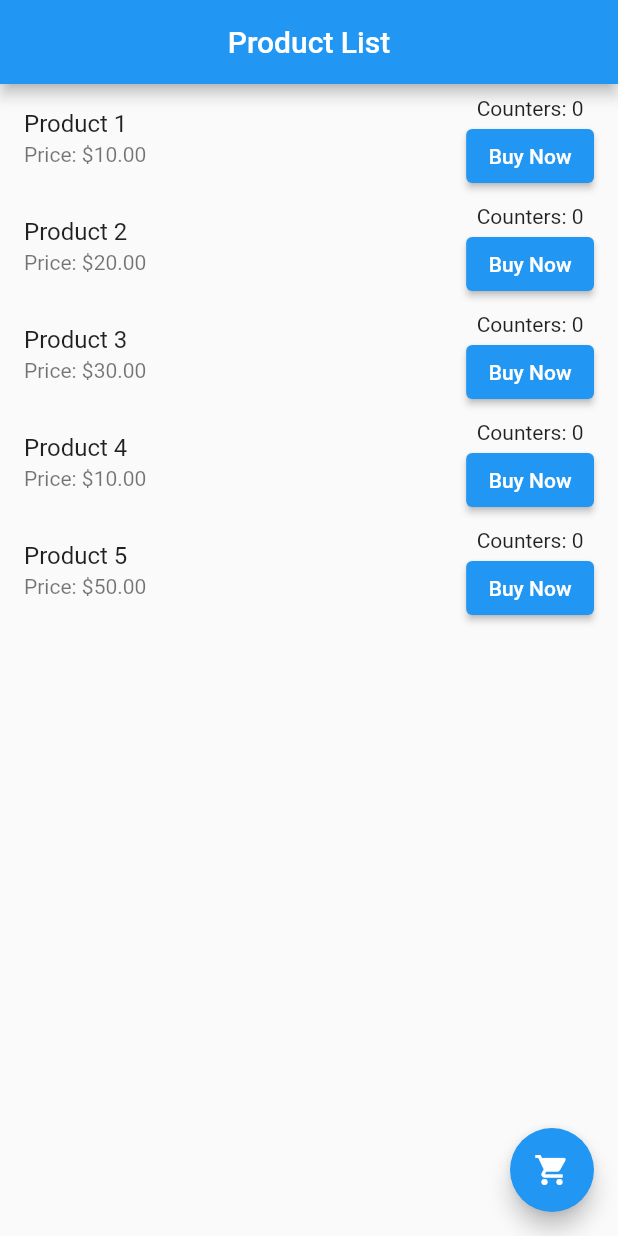
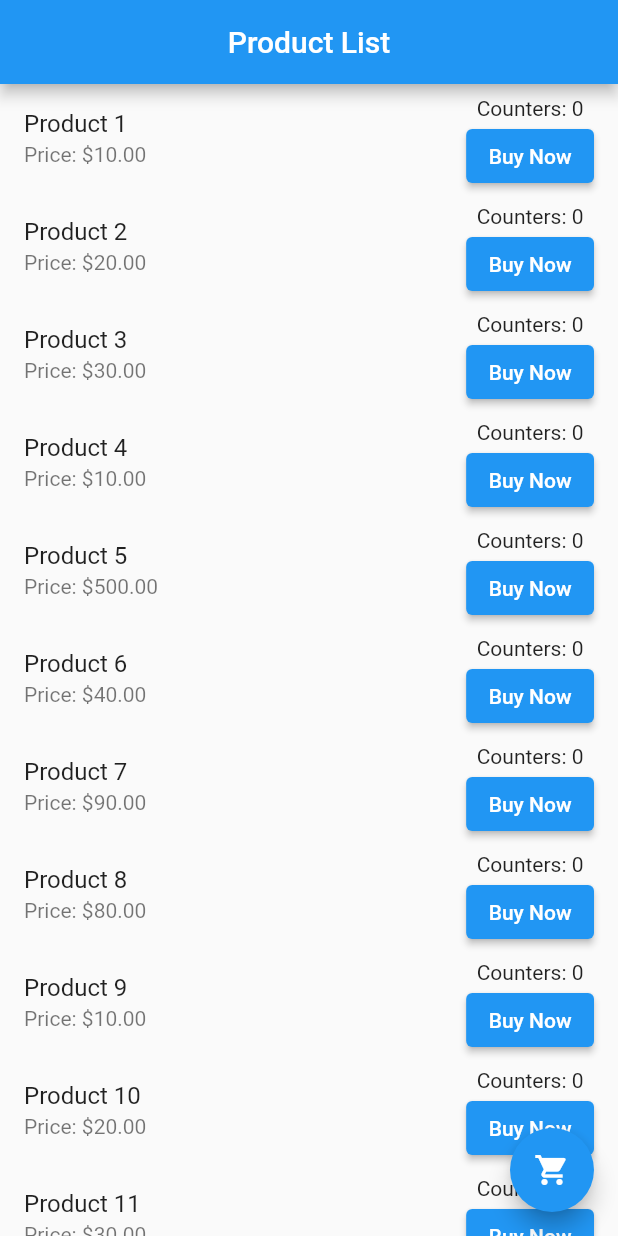
Before and after one commit to shuvosonjoy/flutterPractice, a Flutter app: the screen it shows after launch, on a phone screen of 412 x 824 dp. Run offline on Flutter 3.47's test engine with Material 2 defaults, Android fonts, the light colour scheme and no system bars.

Commit message:
mod7_assignment

```diff
--- a/lib/main.dart
+++ b/lib/main.dart
@@ -28,7 +28,15 @@ class _ProductListState extends State<ProductList> {
     Product('Product 2', 20.0),
     Product('Product 3', 30.0),
     Product('Product 4', 10.0),
-    Product('Product 5', 50.0),
+    Product('Product 5', 500.0),
+    Product('Product 6', 40.0),
+    Product('Product 7', 90.0),
+    Product('Product 8', 80.0),
+    Product('Product 9', 10.0),
+    Product('Product 10', 20.0),
+    Product('Product 11', 30.0),
+    Product('Product 12', 10.0),
+    Product('Product 13', 70.0),
   ];
 
   List<String> cartCategories = [];
@@ -38,10 +46,10 @@ class _ProductListState extends State<ProductList> {
       products[index].CartQuantity++;
 
 
-       if (!cartCategories.contains(products[index].ProductName)) {
+      if (!cartCategories.contains(products[index].ProductName)) {
         cartCategories.add(products[index].ProductName);
       }
-      if (products[index].CartQuantity == 5) {
+      if (products[index].CartQuantity >= 5) {
         _CongratulationsDialog(products[index]);
       }
     });
@@ -127,7 +135,7 @@ class CartPage extends StatelessWidget {
       appBar: AppBar(
         title: Center(
 
-            child:Text('Cart   ')),
+            child: Text('Cart   ')),
       ),
       body: Center(
         child: Text('Total Products: ${cartCategories.length}'),
```
